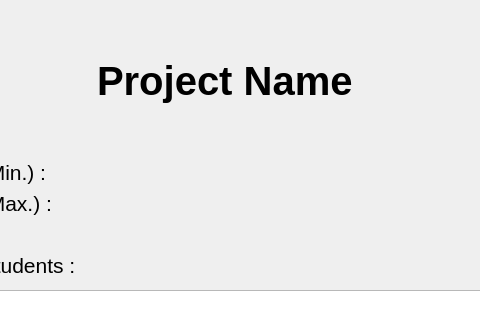
Above: all_Combined/projectpage.ui from aboodmufti/cupid before the change; both pictures show x 173 to 653 and y 0 to 320 of the 860 by 600 pixel window. Below: the same form after it.
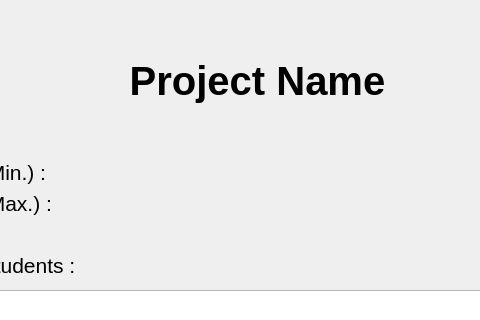
That is the form after the change.

What changed in the file:
```diff
--- a/all_Combined/projectpage.ui
+++ b/all_Combined/projectpage.ui
@@ -215,9 +215,9 @@
   <widget class="QWidget" name="verticalLayoutWidget_2">
    <property name="geometry">
     <rect>
-     <x>270</x>
+     <x>50</x>
      <y>10</y>
-     <width>261</width>
+     <width>761</width>
      <height>141</height>
     </rect>
    </property>
@@ -234,6 +234,9 @@
       <property name="text">
        <string>Project Name</string>
       </property>
+      <property name="alignment">
+       <set>Qt::AlignCenter</set>
+      </property>
      </widget>
     </item>
    </layout>
```
